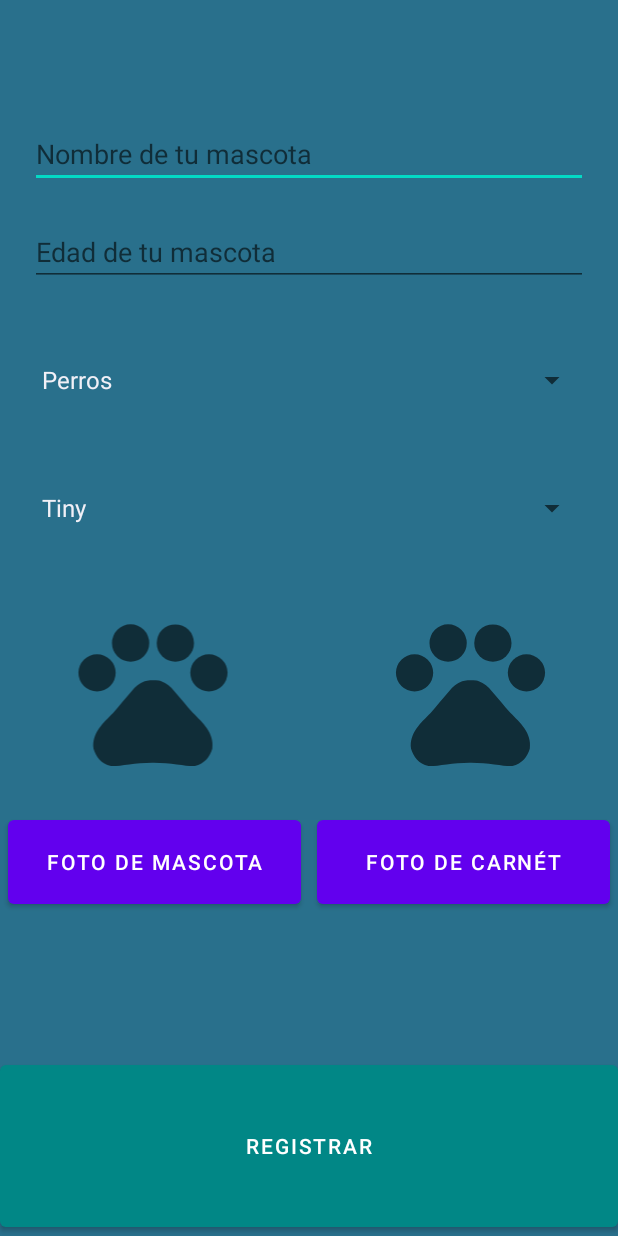
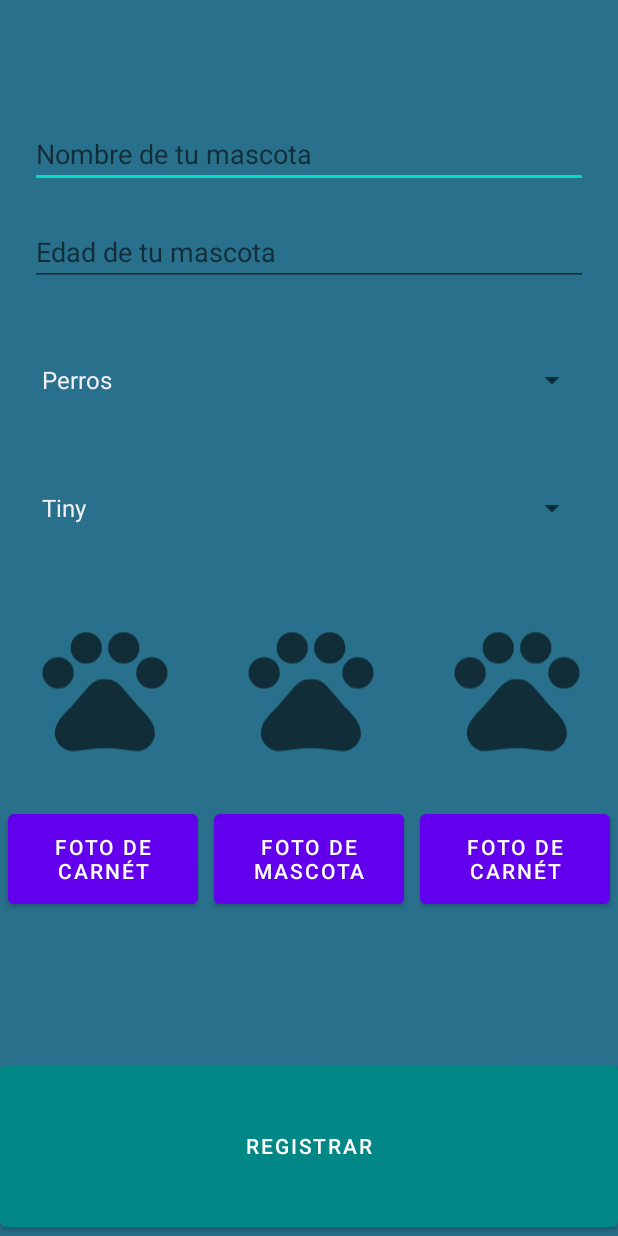
Before and after one commit to Amnicaiv/PetHouse, an Android app: the addPet screen opened directly, with no data from a screen before it, on a phone screen of 412 x 824 dp. Run offline under Robolectric (Android 15) with nearby library versions, the phone set to English and light mode, and no system bars; pictures from the network do not load.

Commit message:
visualizacion de imagen en lista de mascotas y carga de tercera foto

```diff
--- a/First/app/src/main/java/com/example/myapplication/Adapters/CustomAdapter.kt
+++ b/First/app/src/main/java/com/example/myapplication/Adapters/CustomAdapter.kt
@@ -7,8 +7,10 @@ import android.view.ViewGroup
 import android.widget.BaseAdapter
 import android.widget.ImageView
 import android.widget.TextView
+import com.example.myapplication.ImageParser
 import com.example.myapplication.Models.PetModel
 import com.example.myapplication.R
+import kotlinx.android.synthetic.main.layout_petinfo.*
 import kotlinx.android.synthetic.main.list_template.view.*
 import org.w3c.dom.Text
 
@@ -49,7 +51,9 @@ class CustomAdapter(var context:Context, items:ArrayList<PetModel>) : BaseAdapte
         holder?.nombre?.text = item.nombre
         holder?.tipo?.text = item.tipo
         holder?.tamano?.text = item.tamano
-        holder?.imagen?.setImageResource(item.imagen!!)
+        val encoder = ImageParser()
+        val img = item.imagen?.let { encoder.convert(it) }
+        holder?.imagen?.setImageBitmap(img)
 
         return vista!!
     }
--- a/First/app/src/main/java/com/example/myapplication/Models/PetModel.kt
+++ b/First/app/src/main/java/com/example/myapplication/Models/PetModel.kt
@@ -3,7 +3,7 @@ package com.example.myapplication.Models
 data class PetModel(val nombre:String,
                     val tipo:String,
                     val tamano:String,
-                    val imagen: Int?=0)
+                    val imagen: String?="")
 
 data class FullPetModel(
         val ClienteId: String?,
@@ -20,5 +20,6 @@ data class Mascota(
         val categoriaMascotaId: Int,
         val imagen: String?,
         val cartillaPdf: String?,
+        val alimento:String?,
         val fechaAlta: String
 )
--- a/First/app/src/main/java/com/example/myapplication/PetInfiActivity.kt
+++ b/First/app/src/main/java/com/example/myapplication/PetInfiActivity.kt
@@ -6,6 +6,7 @@ import android.os.SystemClock
 import android.widget.Toast
 import androidx.appcompat.app.AppCompatActivity
 import com.example.myapplication.Models.FullPetModel
+import kotlinx.android.synthetic.main.layout_createpet.*
 import kotlinx.android.synthetic.main.layout_petinfo.*
 
 class PetInfiActivity : AppCompatActivity(){
@@ -32,6 +33,7 @@ class PetInfiActivity : AppCompatActivity(){
             this.editTextTextPersonName7.setText(petSelected.edad.toString())
             this.imageView7.setImageBitmap(petSelected.imagen?.let { encoder.convert(it) })
             this.imageView10.setImageBitmap(petSelected.cartillaPdf?.let { encoder.convert(it) })
+            this.imgalimento.setImageBitmap(petSelected.alimento?.let{encoder.convert(it) })
 
 
         }
--- a/First/app/src/main/res/layout/layout_createpet.xml
+++ b/First/app/src/main/res/layout/layout_createpet.xml
@@ -69,8 +69,34 @@
                     android:orientation="vertical">
 
                     <ImageView
+                        android:id="@+id/imgalimento"
+                        android:layout_width="100dp"
+                        android:layout_height="99dp"
+                        android:layout_margin="20dp"
+                        android:layout_weight="1"
+                        app:srcCompat="@drawable/ic_baseline_pets_24" />
+
+                    <Button
+                        android:id="@+id/btn_foto_alimento"
+                        android:layout_width="match_parent"
+                        android:layout_height="wrap_content"
+                        android:layout_marginStart="5dp"
+                        android:layout_marginLeft="5dp"
+                        android:layout_marginEnd="5dp"
+                        android:layout_marginRight="5dp"
+                        android:layout_weight="1"
+                        android:text="Foto de Carnét" />
+                </LinearLayout>
+
+                <LinearLayout
+                    android:layout_width="match_parent"
+                    android:layout_height="match_parent"
+                    android:layout_weight="1"
+                    android:orientation="vertical">
+
+                    <ImageView
                         android:id="@+id/imageView25"
-                        android:layout_width="164dp"
+                        android:layout_width="100dp"
                         android:layout_height="99dp"
                         android:layout_margin="20dp"
                         android:layout_weight="1"
@@ -96,7 +122,7 @@
 
                     <ImageView
                         android:id="@+id/imageView31"
-                        android:layout_width="175dp"
+                        android:layout_width="100dp"
                         android:layout_height="99dp"
                         android:layout_margin="20dp"
                         android:layout_weight="1"
```
Also changed, not shown: First/app/src/main/java/com/example/myapplication/MisMascotasActivity.kt (+9 -4 lines), First/app/src/main/java/com/example/myapplication/addPet.kt (+21 -1 lines), First/app/src/main/res/layout/layout_pet.xml (+10 -0 lines).
